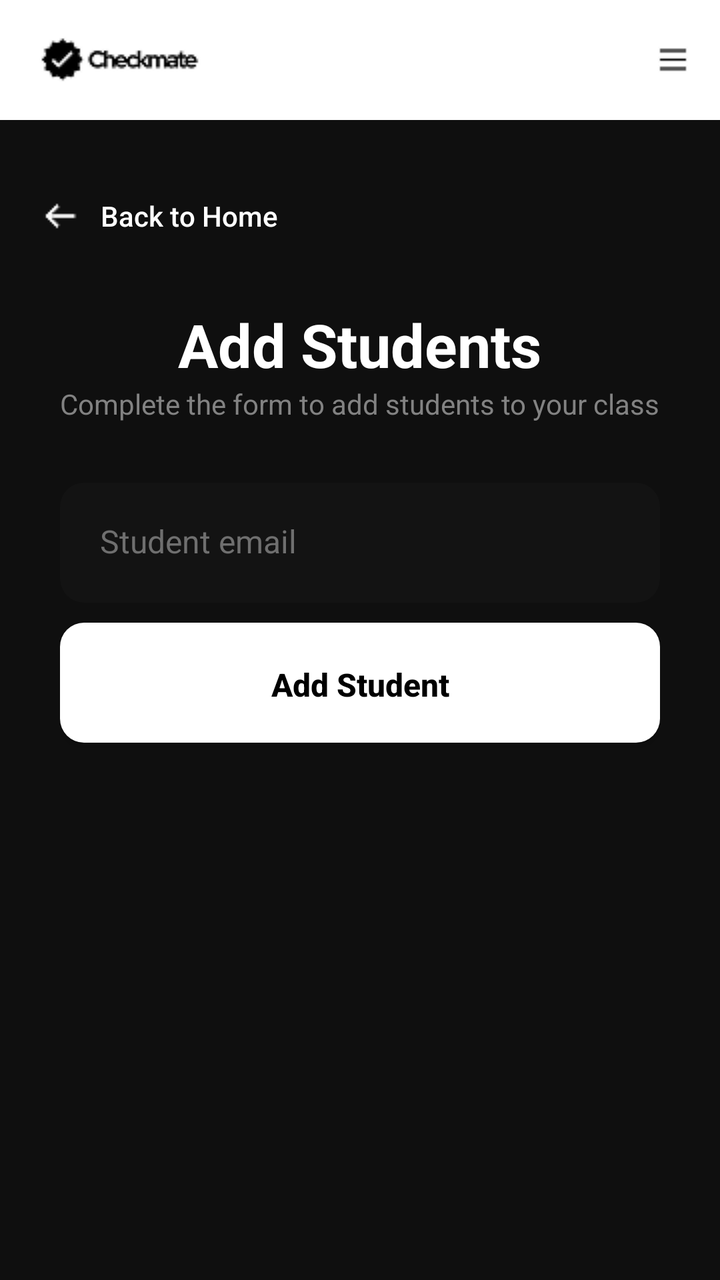
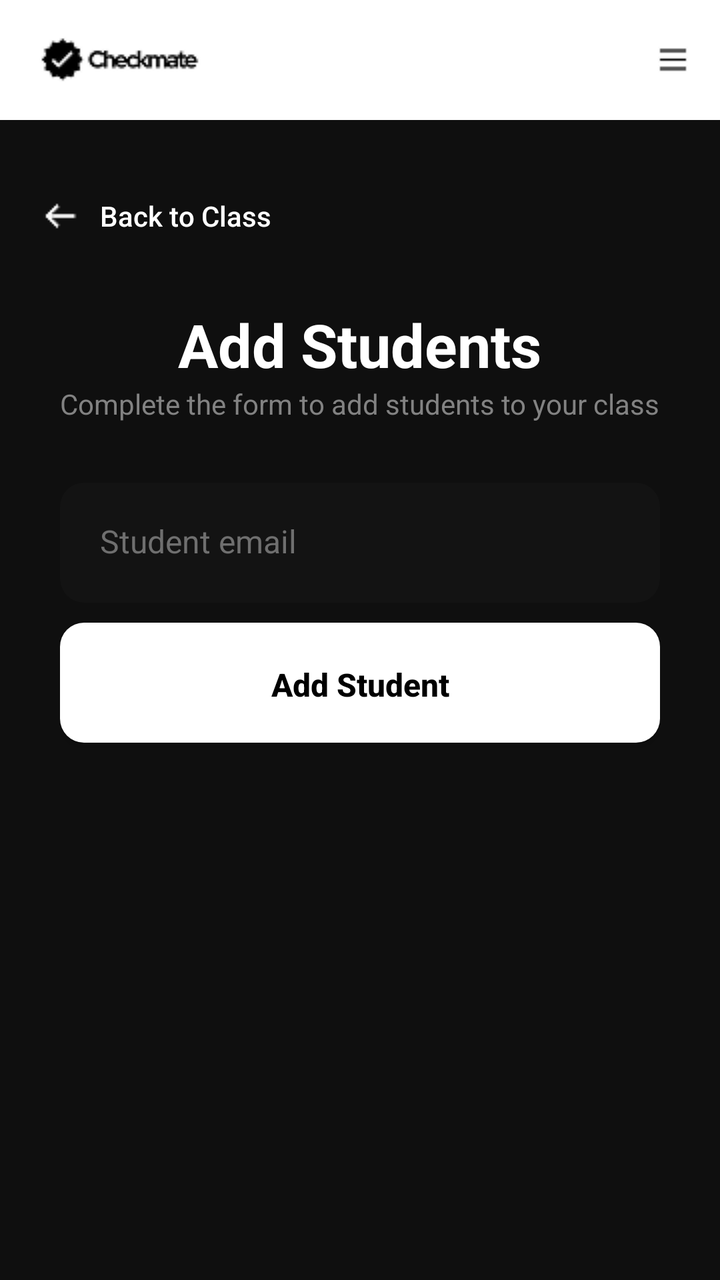

An Android layout rendered at two revisions. The XML below is the earlier revision; the diff shows what the commit changed to produce the second picture.
<!-- AndroidManifest.xml: application theme Theme.AuthTest -->
<!-- res/layout/activity_add_students_form.xml -->
<?xml version="1.0" encoding="utf-8"?>
<LinearLayout xmlns:android="http://schemas.android.com/apk/res/android"
    xmlns:tools="http://schemas.android.com/tools"
    android:layout_width="match_parent"
    android:layout_height="match_parent"
    android:orientation="vertical"
    android:background="#0F0F0F"
    android:fitsSystemWindows="true"
    tools:context=".ClassInformation">

    
    <RelativeLayout
        android:layout_width="match_parent"
        android:layout_height="60dp"
        android:background="#FFFFFF">

        <ImageView
            android:id="@+id/header_logo"
            android:layout_width="wrap_content"
            android:layout_height="wrap_content"
            android:layout_alignParentStart="true"
            android:layout_centerVertical="true"
            android:layout_marginStart="16dp"
            android:src="@drawable/header_logo" />

        <ImageView
            android:id="@+id/hamburger_icon"
            android:layout_width="wrap_content"
            android:layout_height="wrap_content"
            android:layout_alignParentEnd="true"
            android:layout_centerVertical="true"
            android:layout_marginEnd="16dp"
            android:src="@drawable/hamburger_icon" />

    </RelativeLayout>

    
    <LinearLayout
        android:layout_width="match_parent"
        android:layout_height="wrap_content"
        android:paddingHorizontal="20dp"
        android:paddingTop="24dp">

        <androidx.appcompat.widget.AppCompatButton
            android:id="@+id/backButton"
            android:layout_width="wrap_content"
            android:layout_height="wrap_content"
            android:background="@android:color/transparent"
            android:drawableStart="@drawable/left_arrow"
            android:drawablePadding="10dp"
            android:text="Back to Home"
            android:textAllCaps="false"
            android:textColor="#FFFFFF" />

    </LinearLayout>

    <LinearLayout
        android:padding="20dp"
        android:orientation="vertical"
        android:gravity="center"
        android:layout_width="match_parent"
        android:layout_height="match_parent" >

        <TextView
            android:id="@+id/addStudentsHeader"
            android:text="Add Students"
            android:textColor="#FFFFFF"
            android:textStyle="bold"
            android:textSize="30dp"
            android:layout_width="wrap_content"
            android:layout_height="wrap_content" />

        <TextView
            android:id="@+id/createClassDescription"
            android:text="Complete the form to add students to your class"
            android:textColor="#828282"
            android:layout_marginBottom="20dp"
            android:layout_width="wrap_content"
            android:layout_height="wrap_content" />

        <LinearLayout
            android:padding="10dp"
            android:orientation="vertical"
            android:layout_width="match_parent"
            android:layout_height="match_parent" >

            <EditText
                android:id="@+id/studentEmailInput"
                android:hint="Student email"
                android:inputType="text"
                android:textColorHint="#6F6F6F"
                android:textColor="#FFFFFF"
                android:maxLines="1"
                android:singleLine="true"
                android:ellipsize="end"
                android:padding="20dp"
                android:textSize="16sp"
                android:maxLength="254"
                android:background="@drawable/form_border"
                android:layout_marginBottom="10dp"
                android:layout_width="match_parent"
                android:layout_height="60dp" />

            <androidx.appcompat.widget.AppCompatButton
                android:id="@+id/addStudentToClassButton"
                android:text="Add Student"
                android:textAllCaps="false"
                android:textSize="16sp"
                android:textStyle="bold"
                android:textColor="#000000"
                android:background="@drawable/create_account_button"
                android:padding="20dp"
                android:layout_width="match_parent"
                android:layout_height="60dp" />


        </LinearLayout>

    </LinearLayout>

</LinearLayout>
<!-- resources referenced by this layout -->
<resources>
  <!-- drawable create_account_button (drawable) -->
  <?xml version="1.0" encoding="utf-8"?>
  <shape xmlns:android="http://schemas.android.com/apk/res/android"
      android:shape="rectangle">
      <solid android:color="#FFFFFF" />
      <corners android:radius="12dp" />
  </shape>
  <!-- drawable form_border (drawable) -->
  <?xml version="1.0" encoding="utf-8"?>
  <shape xmlns:android="http://schemas.android.com/apk/res/android"
      android:shape="rectangle">
      <solid android:color="#131313" />
      <corners android:radius="12dp" />
  </shape>
  <!-- drawable hamburger_icon: png bitmap (drawable, 198 bytes) -->
  <!-- drawable header_logo: png bitmap (drawable, 1337 bytes) -->
  <!-- drawable left_arrow: png bitmap (drawable, 316 bytes) -->
  <style name="Theme.AuthTest" parent="Base.Theme.AuthTest" />
  <style name="Base.Theme.AuthTest" parent="Theme.Material3.DayNight.NoActionBar">
          
          
      </style>
</resources>

<!-- the commit's change to res/layout/activity_add_students_form.xml (unified diff, before → after) -->
@@ -48,7 +48,7 @@
             android:background="@android:color/transparent"
             android:drawableStart="@drawable/left_arrow"
             android:drawablePadding="10dp"
-            android:text="Back to Home"
+            android:text="Back to Class"
             android:textAllCaps="false"
             android:textColor="#FFFFFF" />
 
